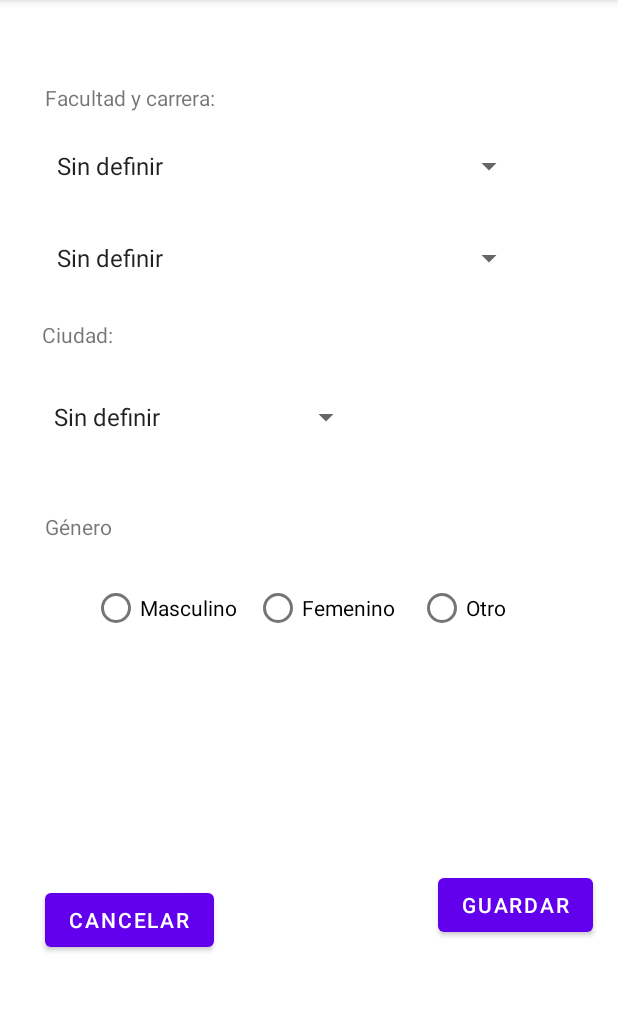
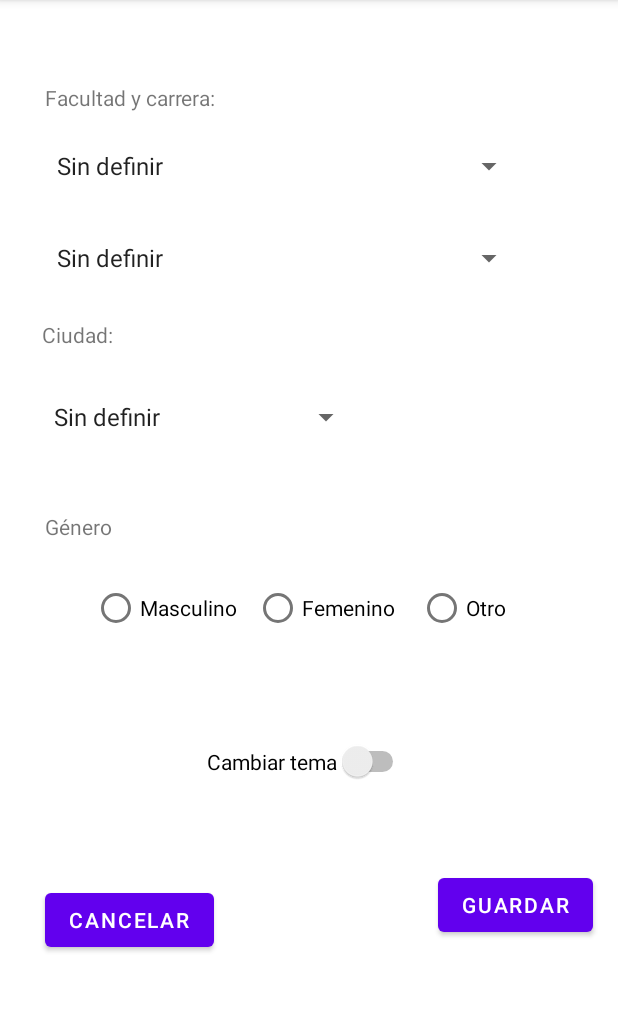
Before and after one commit to moiSS00/SDM_UNILOVI, an Android app: the screen it shows after launch (UserSettingsActivity), in the options menu, after a tap on "Editar perfil", on a phone screen of 412 x 824 dp, the part 84-1096 px from its top. Run offline under Robolectric (Android 15) with nearby library versions, the phone set to English and light mode, and no system bars; our stand-ins replace navigation-ui.

Commit message:
Modo oscuro en la aplicación, los problemas de carga se solucionarán con la activity de iniciar sesion

```diff
--- a/app/src/main/java/com/example/unilovi/MainActivity.java
+++ b/app/src/main/java/com/example/unilovi/MainActivity.java
@@ -1,7 +1,10 @@
 package com.example.unilovi;
 
+import android.content.Context;
 import android.content.Intent;
+import android.content.SharedPreferences;
 import android.os.Bundle;
+import android.preference.PreferenceManager;
 import android.view.MenuItem;
 import android.view.View;
 import android.view.Menu;
@@ -15,6 +18,7 @@ import com.google.android.material.snackbar.Snackbar;
 import com.google.android.material.navigation.NavigationView;
 
 import androidx.annotation.NonNull;
+import androidx.appcompat.app.AppCompatDelegate;
 import androidx.navigation.NavController;
 import androidx.navigation.Navigation;
 import androidx.navigation.ui.AppBarConfiguration;
@@ -32,15 +36,19 @@ public class MainActivity extends AppCompatActivity {
     private TextView email;
     private TextView nombre;
     private ImageView imagen;
+    private SharedPreferences sharedPreferences;
 
     @Override
     protected void onCreate(Bundle savedInstanceState) {
 
+
         try {
-            Thread.sleep(2000);
+            Thread.sleep(1500);
         } catch (InterruptedException e) {
             e.printStackTrace();
         }
+
+        sharedPreferences = getSharedPreferences("SP", MODE_PRIVATE);
 
         setTheme(R.style.Theme_Unilovi_NoActionBar);
 
@@ -73,9 +81,6 @@ public class MainActivity extends AppCompatActivity {
         NavController navController = Navigation.findNavController(this, R.id.nav_host_fragment_content_main);
         NavigationUI.setupActionBarWithNavController(this, navController, mAppBarConfiguration);
         NavigationUI.setupWithNavController(navigationView, navController);
-
-
-
     }
 
     @Override
@@ -103,4 +108,23 @@ public class MainActivity extends AppCompatActivity {
         }
         return super.onOptionsItemSelected(item);
     }
+
+    @Override
+    public void onResume() {
+        super.onResume();
+        System.out.println("Se resume");
+        updateDayNight();
+    }
+
+    /*
+        Método para cambiar el modo de modo claro a modo oscuro
+    */
+    public void updateDayNight() {
+        int theme = sharedPreferences.getInt("tema", 1);
+        if (theme == 0)
+            getDelegate().setLocalNightMode(AppCompatDelegate.MODE_NIGHT_YES);
+        else
+            getDelegate().setLocalNightMode(AppCompatDelegate.MODE_NIGHT_NO);
+
+    }
 }
--- a/app/src/main/java/com/example/unilovi/UserSettingsActivity.java
+++ b/app/src/main/java/com/example/unilovi/UserSettingsActivity.java
@@ -1,7 +1,9 @@
 package com.example.unilovi;
 
 import androidx.appcompat.app.AppCompatActivity;
+import androidx.appcompat.app.AppCompatDelegate;
 
+import android.content.SharedPreferences;
 import android.os.Bundle;
 import android.view.View;
 import android.widget.AdapterView;
@@ -10,6 +12,7 @@ import android.widget.Button;
 import android.widget.RadioButton;
 import android.widget.RadioGroup;
 import android.widget.Spinner;
+import android.widget.Switch;
 
 import com.example.unilovi.database.Database;
 
@@ -29,6 +32,8 @@ public class UserSettingsActivity extends AppCompatActivity {
     private RadioButton radioButtonMasc;
     private RadioButton radioButtonFem;
     private RadioButton radioButtonNoBinario;
+    private Switch switchTema;
+    private SharedPreferences sharedPreferences;
 
     // Atributos auxiliares
     private Database database = new Database();
@@ -38,6 +43,8 @@ public class UserSettingsActivity extends AppCompatActivity {
         super.onCreate(savedInstanceState);
         setContentView(R.layout.activity_user_settings);
 
+        sharedPreferences = getSharedPreferences("SP", MODE_PRIVATE);
+
         // Inicializar la base de datos
         database.init();
 
@@ -45,6 +52,7 @@ public class UserSettingsActivity extends AppCompatActivity {
         spinnerSettingsFacultades = (Spinner) findViewById(R.id.spinnerSettingsFacultades);
         spinnerSettingsCarreras = (Spinner) findViewById(R.id.spinnerSettingsCarreras);
         spinnerSettingsCiudades = (Spinner) findViewById(R.id.spinnerSettingsCiudades);
+        switchTema = (Switch) findViewById(R.id.switchTema);
 
         //Rellenamos con valores de la database
         rellenarSpinner(spinnerSettingsFacultades, database.getListaFacultades());
@@ -64,6 +72,27 @@ public class UserSettingsActivity extends AppCompatActivity {
             }
         });
 
+        switchTema.setOnClickListener(new View.OnClickListener() {
+            @Override
+            public void onClick(View view) {
+                SharedPreferences.Editor editor = sharedPreferences.edit();
+                if (switchTema.isChecked())
+                    editor.putInt("tema", 0);
+                else
+                    editor.putInt("tema", 1);
+                editor.apply();
+                updateDayNight();
+
+            }
+        });
+
+        //Comprobamos si está puesto o no el tema oscuro para cambiar el switch
+        int tema = sharedPreferences.getInt("tema", 1);
+        if (tema == 0)
+            switchTema.setChecked(true);
+        else
+            switchTema.setChecked(false);
+
     }
 
     /**
@@ -77,4 +106,22 @@ public class UserSettingsActivity extends AppCompatActivity {
         adapter.setDropDownViewResource(android.R.layout.simple_spinner_dropdown_item);
         spinner.setAdapter(adapter);
     }
+
+    @Override
+    public void onResume() {
+        super.onResume();
+        updateDayNight();
+    }
+
+    /*
+        Método para cambiar el modo de modo claro a modo oscuro
+    */
+    public void updateDayNight() {
+        int theme = sharedPreferences.getInt("tema", 1);
+        if (theme == 0)
+            getDelegate().setLocalNightMode(AppCompatDelegate.MODE_NIGHT_YES);
+        else
+            getDelegate().setLocalNightMode(AppCompatDelegate.MODE_NIGHT_NO);
+
+    }
 }
--- a/app/src/main/res/layout/activity_user_settings.xml
+++ b/app/src/main/res/layout/activity_user_settings.xml
@@ -133,5 +133,17 @@
 
     </RadioGroup>
 
+    <Switch
+        android:id="@+id/switchTema"
+        android:layout_width="wrap_content"
+        android:layout_height="wrap_content"
+        android:text="Cambiar tema"
+        app:layout_constraintBottom_toBottomOf="parent"
+        app:layout_constraintEnd_toEndOf="parent"
+        app:layout_constraintHorizontal_bias="0.498"
+        app:layout_constraintStart_toStartOf="parent"
+        app:layout_constraintTop_toBottomOf="@+id/radioGroupGenero"
+        app:layout_constraintVertical_bias="0.192" />
+
 
 </androidx.constraintlayout.widget.ConstraintLayout>
```
Also changed, not shown: app/src/main/java/com/example/unilovi/ShowUserActivity.java (+23 -0 lines).
